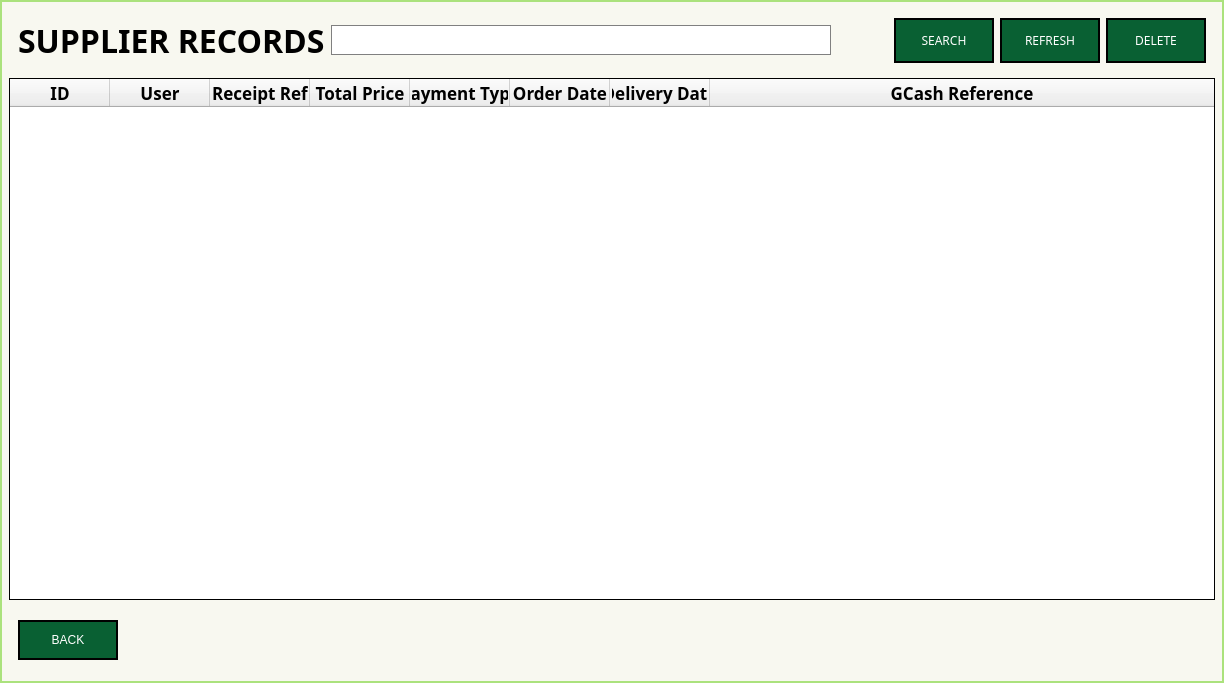
Above: Screens/MainMenuScreens/Records/Supplier_Records.ui from Bideiro/Ranil_project_py before the change. Below: the same form after it.
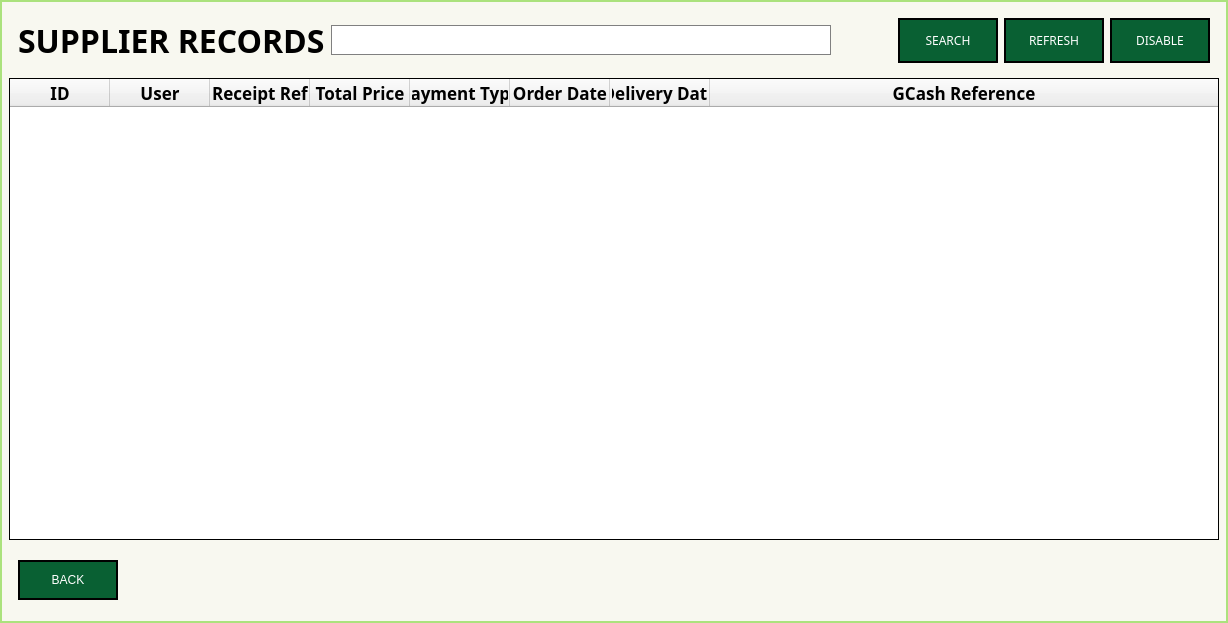
That is the form after the change. Icons and pictures are not drawn.

The edit to the form file:
```diff
--- a/Screens/MainMenuScreens/Records/Supplier_Records.ui
+++ b/Screens/MainMenuScreens/Records/Supplier_Records.ui
@@ -6,8 +6,8 @@
    <rect>
     <x>0</x>
     <y>0</y>
-    <width>1224</width>
-    <height>683</height>
+    <width>1228</width>
+    <height>623</height>
    </rect>
   </property>
   <property name="windowTitle">
@@ -179,7 +179,7 @@
              </font>
             </property>
             <property name="text">
-             <string>DELETE</string>
+             <string>DISABLE</string>
             </property>
            </widget>
           </item>
```
